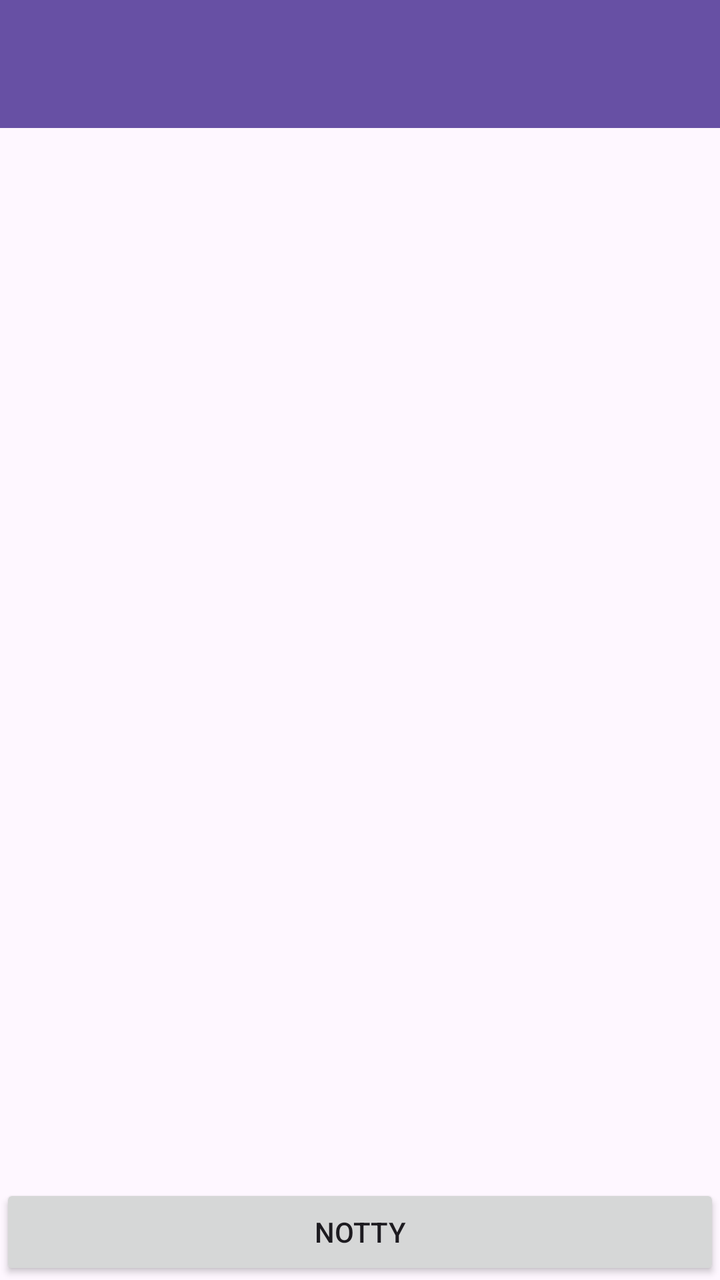
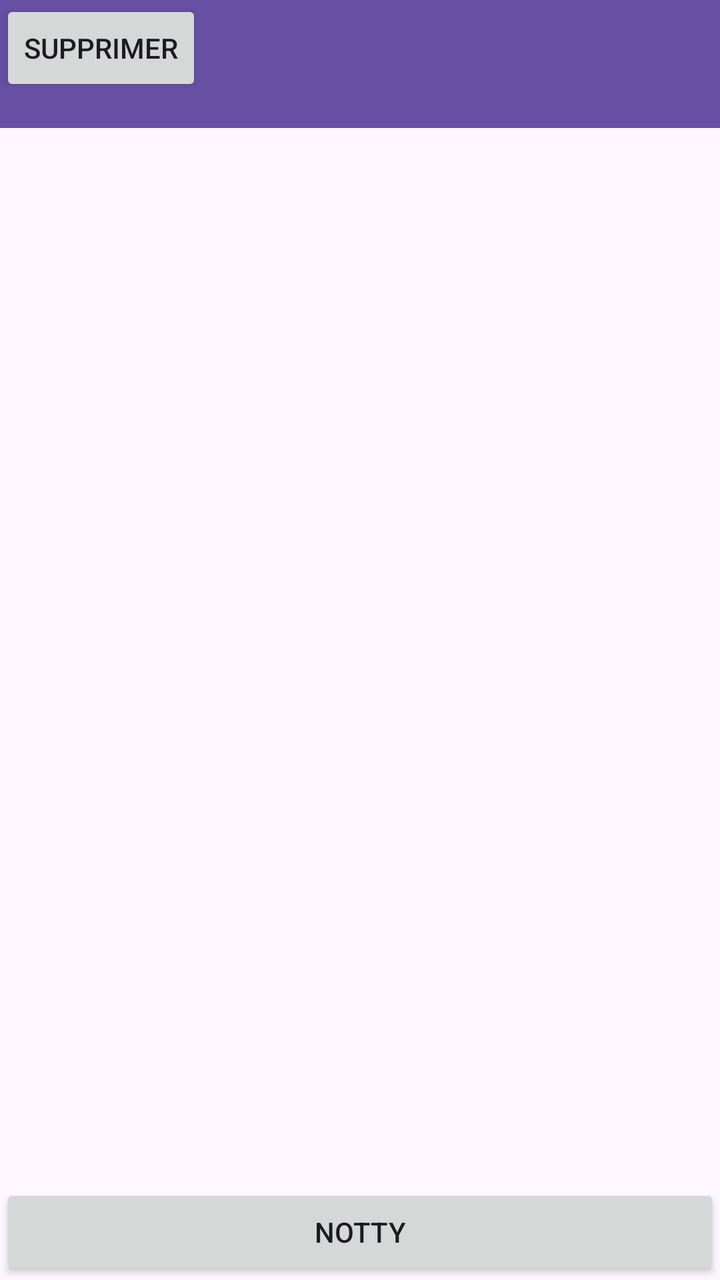

An Android layout rendered at two revisions. The XML below is the earlier revision; the diff shows what the commit changed to produce the second picture.
<!-- AndroidManifest.xml: application theme Theme.Notty -->
<!-- res/layout/activity_main.xml -->
<?xml version="1.0" encoding="utf-8"?>
<androidx.constraintlayout.widget.ConstraintLayout xmlns:android="http://schemas.android.com/apk/res/android"
    xmlns:app="http://schemas.android.com/apk/res-auto"
    xmlns:tools="http://schemas.android.com/tools"
    android:id="@+id/main"
    android:layout_width="match_parent"
    android:layout_height="match_parent"
    tools:context=".MainActivity">

    <androidx.appcompat.widget.Toolbar
        android:id="@+id/id_toolbar_main"
        android:layout_width="0dp"
        android:layout_height="wrap_content"
        android:background="?attr/colorPrimary"
        android:minHeight="?attr/actionBarSize"
        android:theme="?attr/actionBarTheme"
        app:layout_constraintEnd_toEndOf="parent"
        app:layout_constraintStart_toStartOf="parent"
        app:layout_constraintTop_toTopOf="parent" />


    <LinearLayout
        android:id="@+id/id_note_container"
        android:layout_width="match_parent"
        android:layout_height="0dp"
        android:orientation="vertical"
        app:layout_constraintBottom_toTopOf="@id/id_btn_addNote"

        app:layout_constraintTop_toBottomOf="@id/id_toolbar_main"></LinearLayout>

    <Button
        android:id="@+id/id_btn_addNote"
        android:layout_width="0dp"
        android:layout_height="wrap_content"
        android:text="@string/app_name"
        android:visibility="visible"
        app:layout_constraintBottom_toBottomOf="parent"
        app:layout_constraintEnd_toEndOf="parent"
        app:layout_constraintStart_toStartOf="parent" />

</androidx.constraintlayout.widget.ConstraintLayout>
<!-- resources referenced by this layout -->
<resources>
  <string name="app_name">Notty</string>
  <style name="Theme.Notty" parent="Base.Theme.Notty" />
  <style name="Base.Theme.Notty" parent="Theme.Material3.DayNight.NoActionBar">
          
          
      </style>
</resources>

<!-- the commit's change to res/layout/activity_main.xml (unified diff, before → after) -->
@@ -23,10 +23,22 @@
         android:id="@+id/id_note_container"
         android:layout_width="match_parent"
         android:layout_height="0dp"
+        android:layout_marginHorizontal="10dp"
         android:orientation="vertical"
         app:layout_constraintBottom_toTopOf="@id/id_btn_addNote"
+        app:layout_constraintTop_toBottomOf="@id/id_toolbar_main"
+        tools:layout_editor_absoluteX="10dp">
 
-        app:layout_constraintTop_toBottomOf="@id/id_toolbar_main"></LinearLayout>
+        <GridView
+            android:id="@+id/id_gridv_note"
+            android:layout_width="match_parent"
+            android:layout_height="match_parent"
+            android:numColumns="2">
+
+
+        </GridView>
+
+    </LinearLayout>
 
     <Button
         android:id="@+id/id_btn_addNote"
@@ -36,6 +48,15 @@
         android:visibility="visible"
         app:layout_constraintBottom_toBottomOf="parent"
         app:layout_constraintEnd_toEndOf="parent"
+        app:layout_constraintHorizontal_bias="0.0"
         app:layout_constraintStart_toStartOf="parent" />
 
+    <Button
+        android:id="@+id/id_btn_delete"
+        android:layout_width="0dp"
+        android:layout_height="wrap_content"
+        android:text="Supprimer"
+        tools:layout_editor_absoluteX="321dp"
+        tools:layout_editor_absoluteY="871dp" />
+
 </androidx.constraintlayout.widget.ConstraintLayout>
